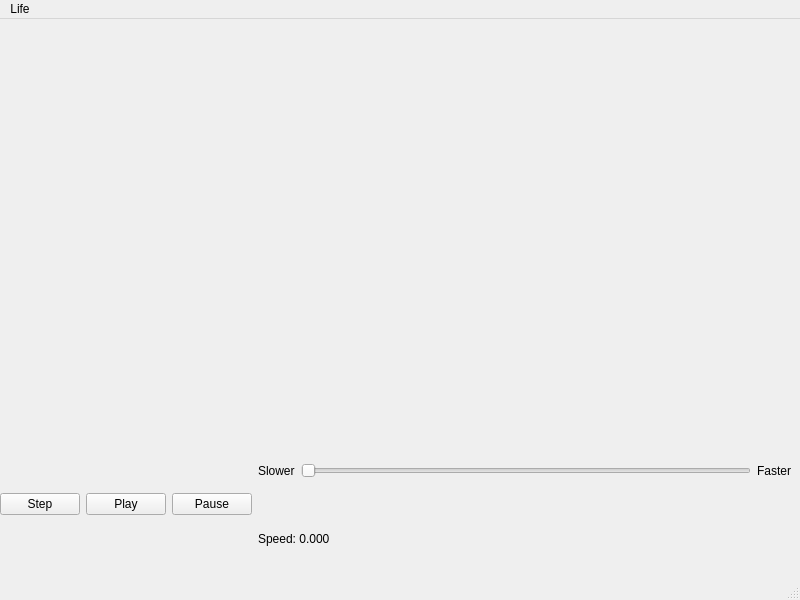
Above: Life/lifewindow.ui from ramirez-gabriela27/life before the change. Below: the same form after it.
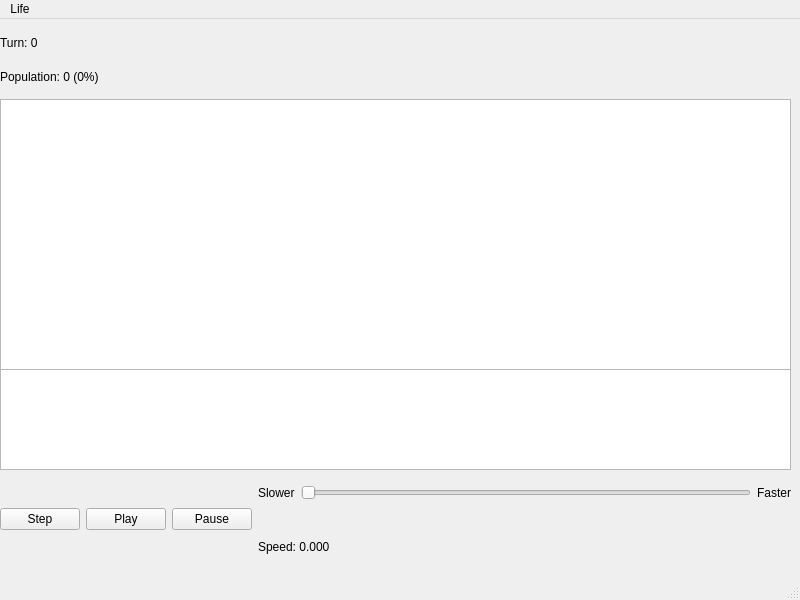
That is the form after the change.

Commit message: changed object names

Patch:
```diff
--- a/Life/lifewindow.ui
+++ b/Life/lifewindow.ui
@@ -18,9 +18,9 @@
     <property name="geometry">
      <rect>
       <x>0</x>
-      <y>420</y>
+      <y>450</y>
       <width>791</width>
-      <height>131</height>
+      <height>101</height>
      </rect>
     </property>
     <layout class="QHBoxLayout" name="horizontalLayout">
@@ -83,6 +83,52 @@
      </item>
     </layout>
    </widget>
+   <widget class="QGraphicsView" name="graph_view">
+    <property name="geometry">
+     <rect>
+      <x>0</x>
+      <y>350</y>
+      <width>791</width>
+      <height>101</height>
+     </rect>
+    </property>
+   </widget>
+   <widget class="QGraphicsView" name="grid_view">
+    <property name="geometry">
+     <rect>
+      <x>0</x>
+      <y>80</y>
+      <width>791</width>
+      <height>271</height>
+     </rect>
+    </property>
+   </widget>
+   <widget class="QWidget" name="verticalLayoutWidget_2">
+    <property name="geometry">
+     <rect>
+      <x>0</x>
+      <y>10</y>
+      <width>791</width>
+      <height>61</height>
+     </rect>
+    </property>
+    <layout class="QVBoxLayout" name="verticalLayout_3">
+     <item>
+      <widget class="QLabel" name="turn_label">
+       <property name="text">
+        <string>Turn: 0</string>
+       </property>
+      </widget>
+     </item>
+     <item>
+      <widget class="QLabel" name="population_label">
+       <property name="text">
+        <string>Population: 0 (0%)</string>
+       </property>
+      </widget>
+     </item>
+    </layout>
+   </widget>
   </widget>
   <widget class="QMenuBar" name="menubar">
    <property name="geometry">
```
Left out of the diff: 14 changed lines with no effect on the pictures. The commit also changes 1 other file.
